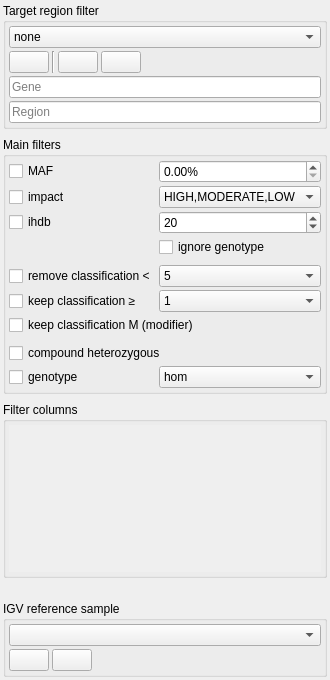
Qt form src/GSvar/FilterDockWidget.ui (imgag/ngs-bits) before a commit.
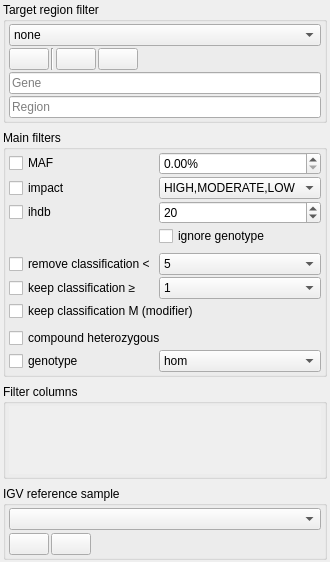
The same form after that commit. Icons and pictures are not drawn.

Commit message: GSvar: default filters now remove variants flagged with 'off-target' filter; improved filter widget layout to occupy less space vertically.

The edit to the form file:
```diff
--- a/src/GSvar/FilterDockWidget.ui
+++ b/src/GSvar/FilterDockWidget.ui
@@ -6,8 +6,8 @@
    <rect>
     <x>0</x>
     <y>0</y>
-    <width>295</width>
-    <height>680</height>
+    <width>287</width>
+    <height>540</height>
    </rect>
   </property>
   <property name="features">
@@ -22,19 +22,19 @@
   <widget class="QWidget" name="main_widget">
    <layout class="QVBoxLayout" name="verticalLayout_3">
     <property name="spacing">
-     <number>3</number>
+     <number>2</number>
     </property>
     <property name="leftMargin">
      <number>3</number>
     </property>
     <property name="topMargin">
-     <number>3</number>
+     <number>2</number>
     </property>
     <property name="rightMargin">
      <number>3</number>
     </property>
     <property name="bottomMargin">
-     <number>3</number>
+     <number>2</number>
     </property>
     <item>
      <widget class="QGroupBox" name="groupBox_2">
@@ -43,19 +43,19 @@
       </property>
       <layout class="QVBoxLayout" name="verticalLayout_2">
        <property name="spacing">
-        <number>3</number>
+        <number>2</number>
        </property>
        <property name="leftMargin">
         <number>3</number>
        </property>
        <property name="topMargin">
-        <number>3</number>
+        <number>2</number>
        </property>
        <property name="rightMargin">
         <number>3</number>
        </property>
        <property name="bottomMargin">
-        <number>3</number>
+        <number>2</number>
        </property>
        <item>
         <widget class="QComboBox" name="rois">
@@ -72,7 +72,7 @@
        <item>
         <layout class="QHBoxLayout" name="horizontalLayout">
          <property name="spacing">
-          <number>3</number>
+          <number>2</number>
          </property>
          <item>
           <widget class="QPushButton" name="roi_add_temp">
@@ -196,17 +196,20 @@
         <number>3</number>
        </property>
        <property name="topMargin">
-        <number>3</number>
+        <number>2</number>
        </property>
        <property name="rightMargin">
         <number>3</number>
        </property>
        <property name="bottomMargin">
-        <number>3</number>
+        <number>2</number>
        </property>
-       <property name="spacing">
+       <property name="horizontalSpacing">
         <number>3</number>
        </property>
+       <property name="verticalSpacing">
+        <number>2</number>
+       </property>
        <item row="6" column="1">
         <widget class="QComboBox" name="classification">
          <property name="currentText">
@@ -510,17 +513,20 @@
        <string>Filter columns</string>
       </property>
       <layout class="QVBoxLayout" name="verticalLayout">
+       <property name="spacing">
+        <number>3</number>
+       </property>
        <property name="leftMargin">
         <number>3</number>
        </property>
        <property name="topMargin">
-        <number>3</number>
+        <number>2</number>
        </property>
        <property name="rightMargin">
         <number>3</number>
        </property>
        <property name="bottomMargin">
-        <number>3</number>
+        <number>2</number>
        </property>
        <item>
         <widget class="QScrollArea" name="qscrollarea">
@@ -535,8 +541,8 @@
            <rect>
             <x>0</x>
             <y>0</y>
-            <width>281</width>
-            <height>165</height>
+            <width>273</width>
+            <height>69</height>
            </rect>
           </property>
           <layout class="QVBoxLayout" name="verticalLayout_5">
@@ -572,8 +578,8 @@
       </property>
       <property name="sizeHint" stdset="0">
        <size>
-        <width>20</width>
-        <height>20</height>
+        <width>5</width>
+        <height>5</height>
        </size>
       </property>
      </spacer>
@@ -594,13 +600,13 @@
         <number>3</number>
        </property>
        <property name="topMargin">
-        <number>3</number>
+        <number>2</number>
        </property>
        <property name="rightMargin">
         <number>3</number>
        </property>
        <property name="bottomMargin">
-        <number>3</number>
+        <number>2</number>
        </property>
        <item>
         <widget class="QComboBox" name="refs">
@@ -612,7 +618,7 @@
        <item>
         <layout class="QHBoxLayout" name="horizontalLayout_2">
          <property name="spacing">
-          <number>3</number>
+          <number>2</number>
          </property>
          <item>
           <widget class="QPushButton" name="ref_add">
```
The commit also changes 7 other files.
